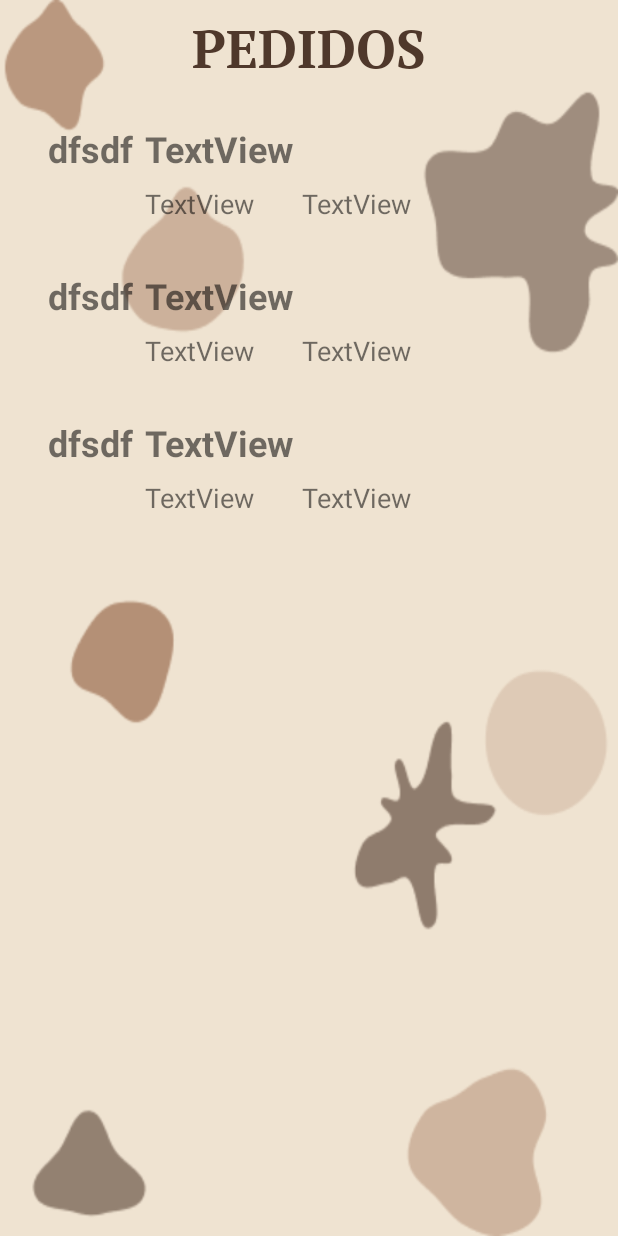
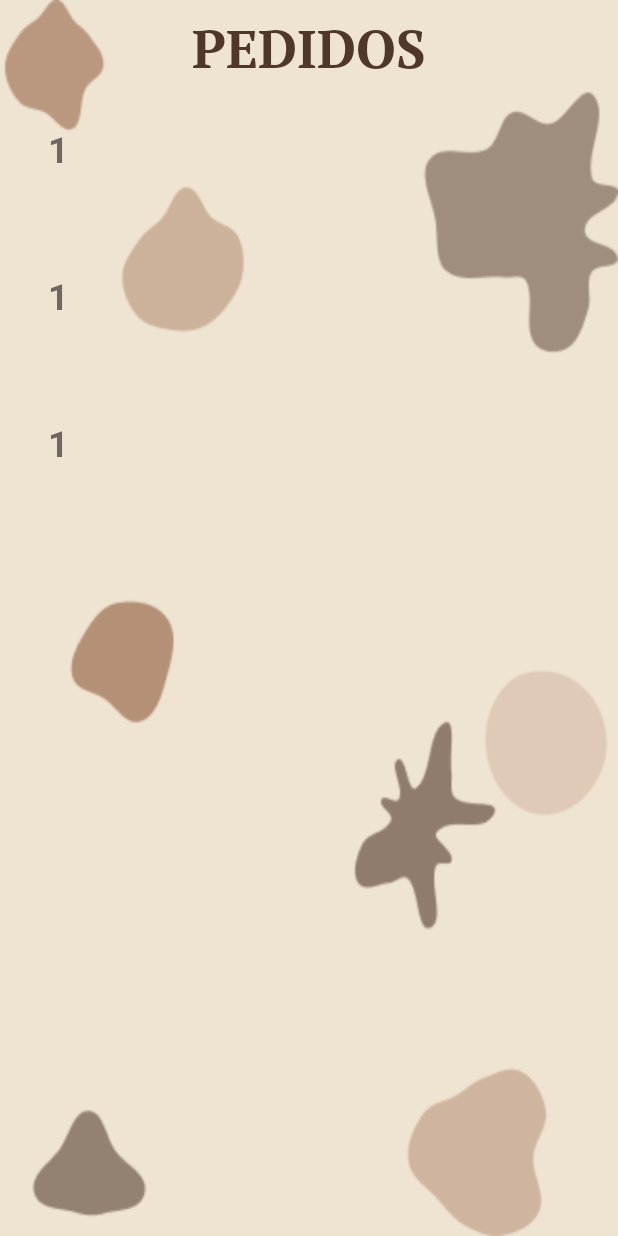
Before and after one commit to Rodrigo507/UnSaborDiferente, an Android app: the layout fragment_lista_pedidos.xml on its own in the app's theme, with its tools: preview values and no code run, on a phone screen of 412 x 824 dp. Run offline under Robolectric (Android 15) with nearby library versions, the phone set to English and light mode, and no system bars.

Commit message:
Recycler view - livedata - dataBinding

```diff
--- a/app/src/main/java/com/example/unsabordiferente/Clientes.kt
+++ b/app/src/main/java/com/example/unsabordiferente/Clientes.kt
@@ -1,6 +1,6 @@
 package com.example.unsabordiferente
 
 //class Clientes(var nombre:String, var cantidad:String,var celular:String,var ubicEntrega:String, var pedido:Boolean = true) {
-class Clientes(var nombre:String="", var cantidad:String="",var celular:String="",var ubicEntrega:String="", var pedido:Boolean = true) {
+data class Clientes(var nombre:String="", var cantidad:String="",var celular:String="",var ubicEntrega:String="", var pedido:Boolean = true) {
 
 }
--- a/app/src/main/res/layout/pedidos_items.xml
+++ b/app/src/main/res/layout/pedidos_items.xml
@@ -2,7 +2,11 @@
 <layout xmlns:tools="http://schemas.android.com/tools"
     xmlns:app="http://schemas.android.com/apk/res-auto"
     xmlns:android="http://schemas.android.com/apk/res/android">
-
+    <data>
+        <variable
+            name="cliente"
+            type="com.example.unsabordiferente.Clientes" />
+    </data>
     <androidx.constraintlayout.widget.ConstraintLayout
 
         android:layout_width="match_parent"
@@ -16,7 +20,7 @@
             android:layout_marginTop="8dp"
             android:layout_marginBottom="8dp"
             android:shadowColor="#000000"
-            android:text="dfsdf"
+            android:text="1"
             android:textSize="24sp"
             android:textStyle="bold"
             app:layout_constraintBottom_toBottomOf="parent"
@@ -29,7 +33,7 @@
             android:layout_height="wrap_content"
             android:layout_marginStart="8dp"
             android:shadowColor="#000000"
-            android:text="TextView"
+            android:text="@{cliente.nombre}"
             android:textSize="24sp"
             android:textStyle="bold"
             app:layout_constraintBottom_toBottomOf="parent"
@@ -42,7 +46,7 @@
             android:layout_height="wrap_content"
             android:layout_marginTop="8dp"
             android:shadowColor="#000000"
-            android:text="TextView"
+            android:text="@{cliente.cantidad}"
             android:textSize="18sp"
             app:layout_constraintStart_toStartOf="@+id/nombre"
             app:layout_constraintTop_toBottomOf="@+id/nombre" />
@@ -53,7 +57,7 @@
             android:layout_height="wrap_content"
             android:layout_marginStart="32dp"
             android:shadowColor="#000000"
-            android:text="TextView"
+            android:text="@{cliente.celular}"
             android:textSize="18sp"
             app:layout_constraintBaseline_toBaselineOf="@+id/cantidad"
             app:layout_constraintStart_toEndOf="@+id/cantidad" />
```
Also changed, not shown: app/src/main/java/com/example/unsabordiferente/screens/Pedidos.kt (+7 -6 lines), app/src/main/java/com/example/unsabordiferente/screens/listaPedidos/ListaPedidoAdapter.kt (+34 -22 lines), app/src/main/java/com/example/unsabordiferente/screens/listaPedidos/ListaPedidos.kt (+5 -14 lines).
